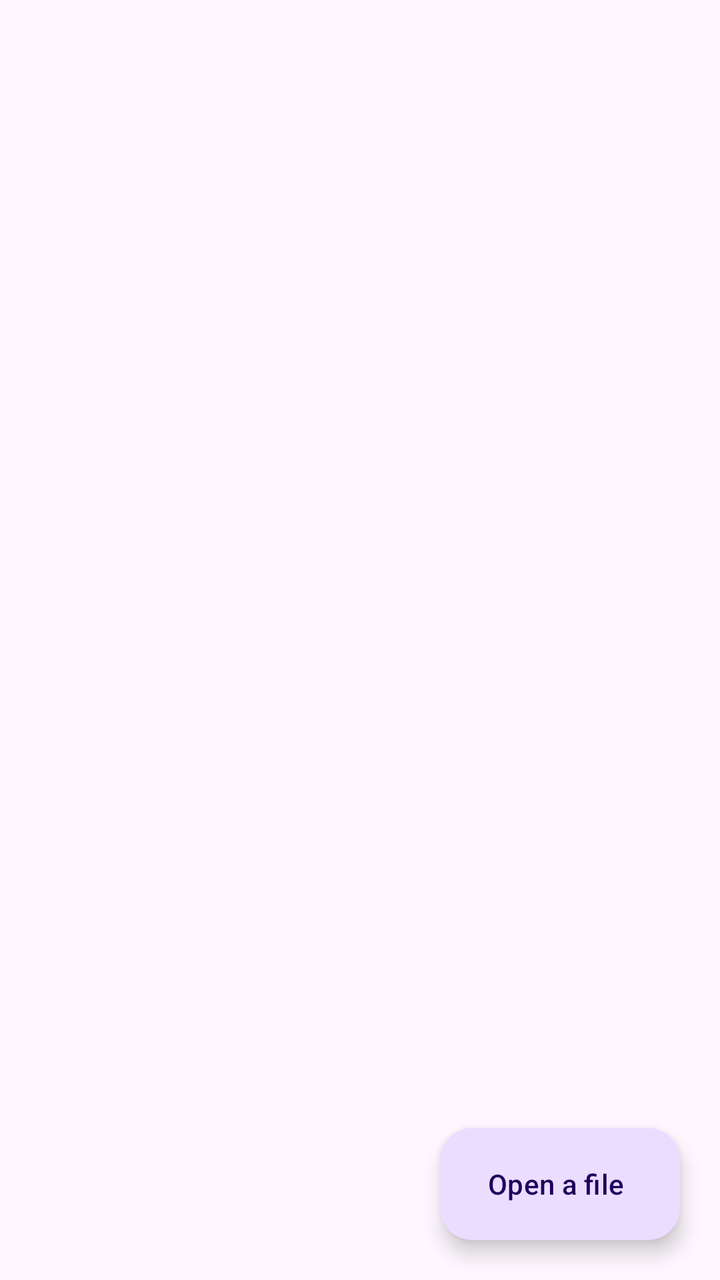
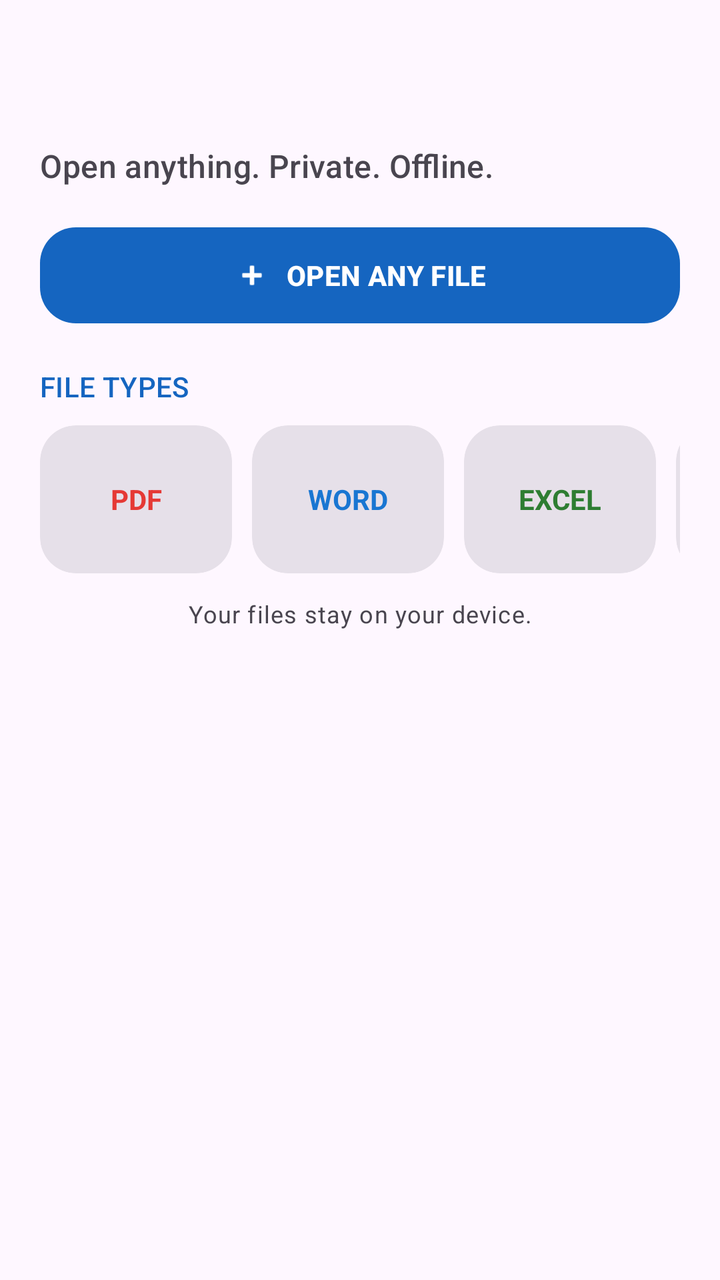

Compare the two renders of this Android layout. The source of the first and the diff that turns it into the second are given below.
<!-- AndroidManifest.xml: application theme Theme.Gander -->
<!-- res/layout/activity_main.xml -->
<?xml version="1.0" encoding="utf-8"?>
<FrameLayout xmlns:android="http://schemas.android.com/apk/res/android"
    xmlns:app="http://schemas.android.com/apk/res-auto"
    android:id="@+id/root"
    android:layout_width="match_parent"
    android:layout_height="match_parent">

    <LinearLayout
        android:layout_width="match_parent"
        android:layout_height="match_parent"
        android:orientation="vertical">

        <com.google.android.material.appbar.MaterialToolbar
            android:id="@+id/toolbar"
            android:layout_width="match_parent"
            android:layout_height="?attr/actionBarSize"
            android:background="?attr/colorSurface"
            app:titleTextAppearance="?attr/textAppearanceTitleLarge" />

        <androidx.recyclerview.widget.RecyclerView
            android:id="@+id/list"
            android:layout_width="match_parent"
            android:layout_height="0dp"
            android:layout_weight="1"
            android:clipToPadding="false"
            android:paddingBottom="88dp" />
    </LinearLayout>

    <com.google.android.material.floatingactionbutton.ExtendedFloatingActionButton
        android:id="@+id/openFab"
        android:layout_width="wrap_content"
        android:layout_height="wrap_content"
        android:layout_gravity="bottom|end"
        android:layout_margin="20dp"
        android:text="@string/open_a_file" />
</FrameLayout>
<!-- resources referenced by this layout -->
<resources>
  <string name="open_a_file">Open a file</string>
  <style name="Theme.Gander" parent="Theme.Material3.DayNight.NoActionBar">
          <item name="colorPrimary">@color/gander_primary</item>
          <item name="android:windowLightStatusBar">true</item>
      </style>
  <color name="gander_primary">#1565C0</color>
</resources>

<!-- the commit's change to res/layout/activity_main.xml (unified diff, before → after) -->
@@ -17,20 +17,226 @@
             android:background="?attr/colorSurface"
             app:titleTextAppearance="?attr/textAppearanceTitleLarge" />
 
+        <LinearLayout
+            android:id="@+id/homeHero"
+            android:layout_width="match_parent"
+            android:layout_height="wrap_content"
+            android:orientation="vertical"
+            android:paddingStart="20dp"
+            android:paddingEnd="20dp"
+            android:paddingTop="8dp"
+            android:paddingBottom="10dp">
+
+            <TextView
+                android:layout_width="match_parent"
+                android:layout_height="wrap_content"
+                android:text="@string/main_subtitle"
+                android:textAppearance="?attr/textAppearanceTitleMedium"
+                android:textColor="?attr/colorOnSurfaceVariant" />
+
+            <com.google.android.material.button.MaterialButton
+                android:id="@+id/openHeroButton"
+                android:layout_width="match_parent"
+                android:layout_height="56dp"
+                android:layout_marginTop="16dp"
+                android:text="@string/open_any_file"
+                android:textStyle="bold"
+                app:cornerRadius="18dp"
+                app:icon="@android:drawable/ic_input_add"
+                app:iconGravity="textStart" />
+
+            <TextView
+                android:layout_width="match_parent"
+                android:layout_height="wrap_content"
+                android:layout_marginTop="18dp"
+                android:text="@string/file_types"
+                android:textAppearance="?attr/textAppearanceLabelLarge"
+                android:textColor="?attr/colorPrimary" />
+
+            <HorizontalScrollView
+                android:layout_width="match_parent"
+                android:layout_height="wrap_content"
+                android:layout_marginTop="10dp"
+                android:clipToPadding="false"
+                android:scrollbars="none">
+
+                <LinearLayout
+                    android:layout_width="wrap_content"
+                    android:layout_height="wrap_content"
+                    android:orientation="horizontal">
+
+                    <com.google.android.material.card.MaterialCardView
+                        android:id="@+id/typePdf"
+                        style="@style/Widget.Material3.CardView.Filled"
+                        android:layout_width="96dp"
+                        android:layout_height="74dp"
+                        android:layout_marginEnd="10dp"
+                        android:clickable="true"
+                        android:focusable="true"
+                        app:cardCornerRadius="18dp">
+                        <TextView
+                            android:layout_width="match_parent"
+                            android:layout_height="match_parent"
+                            android:gravity="center"
+                            android:text="@string/type_pdf"
+                            android:textStyle="bold"
+                            android:textColor="#E53935" />
+                    </com.google.android.material.card.MaterialCardView>
+
+                    <com.google.android.material.card.MaterialCardView
+                        android:id="@+id/typeWord"
+                        style="@style/Widget.Material3.CardView.Filled"
+                        android:layout_width="96dp"
+                        android:layout_height="74dp"
+                        android:layout_marginEnd="10dp"
+                        android:clickable="true"
+                        android:focusable="true"
+                        app:cardCornerRadius="18dp">
+                        <TextView
+                            android:layout_width="match_parent"
+                            android:layout_height="match_parent"
+                            android:gravity="center"
+                            android:text="@string/type_word"
+                            android:textStyle="bold"
+                            android:textColor="#1976D2" />
+                    </com.google.android.material.card.MaterialCardView>
+
+                    <com.google.android.material.card.MaterialCardView
+                        android:id="@+id/typeExcel"
+                        style="@style/Widget.Material3.CardView.Filled"
+                        android:layout_width="96dp"
+                        android:layout_height="74dp"
+                        android:layout_marginEnd="10dp"
+                        android:clickable="true"
+                        android:focusable="true"
+                        app:cardCornerRadius="18dp">
+                        <TextView
+                            android:layout_width="match_parent"
+                            android:layout_height="match_parent"
+                            android:gravity="center"
+                            android:text="@string/type_excel"
+                            android:textStyle="bold"
+                            android:textColor="#2E7D32" />
+                    </com.google.android.material.card.MaterialCardView>
+
+                    <com.google.android.material.card.MaterialCardView
+                        android:id="@+id/typeSlides"
+                        style="@style/Widget.Material3.CardView.Filled"
+                        android:layout_width="96dp"
+                        android:layout_height="74dp"
+                        android:layout_marginEnd="10dp"
+                        android:clickable="true"
+                        android:focusable="true"
+                        app:cardCornerRadius="18dp">
+                        <TextView
+                            android:layout_width="match_parent"
+                            android:layout_height="match_parent"
+                            android:gravity="center"
+                            android:text="@string/type_slides"
+                            android:textStyle="bold"
+                            android:textColor="#EF6C00" />
+                    </com.google.android.material.card.MaterialCardView>
+
+                    <com.google.android.material.card.MaterialCardView
+                        android:id="@+id/typeImages"
+                        style="@style/Widget.Material3.CardView.Filled"
+                        android:layout_width="96dp"
+                        android:layout_height="74dp"
+                        android:layout_marginEnd="10dp"
+                        android:clickable="true"
+                        android:focusable="true"
+                        app:cardCornerRadius="18dp">
+                        <TextView
+                            android:layout_width="match_parent"
+                            android:layout_height="match_parent"
+                            android:gravity="center"
+                            android:text="@string/type_images"
+                            android:textStyle="bold"
+                            android:textColor="#7B1FA2" />
+                    </com.google.android.material.card.MaterialCardView>
+
+                    <com.google.android.material.card.MaterialCardView
+                        android:id="@+id/typeVideo"
+                        style="@style/Widget.Material3.CardView.Filled"
+                        android:layout_width="96dp"
+                        android:layout_height="74dp"
+                        android:layout_marginEnd="10dp"
+                        android:clickable="true"
+                        android:focusable="true"
+                        app:cardCornerRadius="18dp">
+                        <TextView
+                            android:layout_width="match_parent"
+                            android:layout_height="match_parent"
+                            android:gravity="center"
+                            android:text="@string/type_video"
+                            android:textStyle="bold"
+                            android:textColor="#C2185B" />
+                    </com.google.android.material.card.MaterialCardView>
+
+                    <com.google.android.material.card.MaterialCardView
+                        android:id="@+id/typeAudio"
+                        style="@style/Widget.Material3.CardView.Filled"
+                        android:layout_width="96dp"
+                        android:layout_height="74dp"
+                        android:layout_marginEnd="10dp"
+                        android:clickable="true"
+                        android:focusable="true"
+                        app:cardCornerRadius="18dp">
+                        <TextView
+                            android:layout_width="match_parent"
+                            android:layout_height="match_parent"
+                            android:gravity="center"
+                            android:text="@string/type_audio"
+                            android:textStyle="bold"
+                            android:textColor="#00838F" />
+                    </com.google.android.material.card.MaterialCardView>
+
+                    <com.google.android.material.card.MaterialCardView
+                        android:id="@+id/typeCode"
+                        style="@style/Widget.Material3.CardView.Filled"
+                        android:layout_width="112dp"
+                        android:layout_height="74dp"
+                        android:clickable="true"
+                        android:focusable="true"
+                        app:cardCornerRadius="18dp">
+                        <TextView
+                            android:layout_width="match_parent"
+                            android:layout_height="match_parent"
+                            android:gravity="center"
+                            android:text="@string/type_code"
+                            android:textStyle="bold"
+                            android:textColor="#607D8B" />
+                    </com.google.android.material.card.MaterialCardView>
+
+                </LinearLayout>
+            </HorizontalScrollView>
+
+            <TextView
+                android:layout_width="match_parent"
+                android:layout_height="wrap_content"
+                android:layout_marginTop="12dp"
+                android:gravity="center_horizontal"
+                android:text="@string/privacy_note"
+                android:textAppearance="?attr/textAppearanceBodySmall"
+                android:textColor="?attr/colorOnSurfaceVariant" />
+
+        </LinearLayout>
+
         <androidx.recyclerview.widget.RecyclerView
             android:id="@+id/list"
             android:layout_width="match_parent"
             android:layout_height="0dp"
             android:layout_weight="1"
             android:clipToPadding="false"
-            android:paddingBottom="88dp" />
+            android:paddingBottom="24dp" />
     </LinearLayout>
 
+    
     <com.google.android.material.floatingactionbutton.ExtendedFloatingActionButton
         android:id="@+id/openFab"
         android:layout_width="wrap_content"
         android:layout_height="wrap_content"
-        android:layout_gravity="bottom|end"
-        android:layout_margin="20dp"
+        android:visibility="gone"
         android:text="@string/open_a_file" />
+
 </FrameLayout>
<!-- resource entries referenced after the edit -->
@@ -1,6 +1,18 @@
 <!-- resources referenced by this layout -->
 <resources>
+  <string name="file_types">FILE TYPES</string>
+  <string name="main_subtitle">Open anything. Private. Offline.</string>
   <string name="open_a_file">Open a file</string>
+  <string name="open_any_file">OPEN ANY FILE</string>
+  <string name="privacy_note">Your files stay on your device.</string>
+  <string name="type_audio">AUDIO</string>
+  <string name="type_code">TEXT &amp; CODE</string>
+  <string name="type_excel">EXCEL</string>
+  <string name="type_images">IMAGES</string>
+  <string name="type_pdf">PDF</string>
+  <string name="type_slides">SLIDES</string>
+  <string name="type_video">VIDEO</string>
+  <string name="type_word">WORD</string>
   <style name="Theme.Gander" parent="Theme.Material3.DayNight.NoActionBar">
           <item name="colorPrimary">@color/gander_primary</item>
           <item name="android:windowLightStatusBar">true</item>
